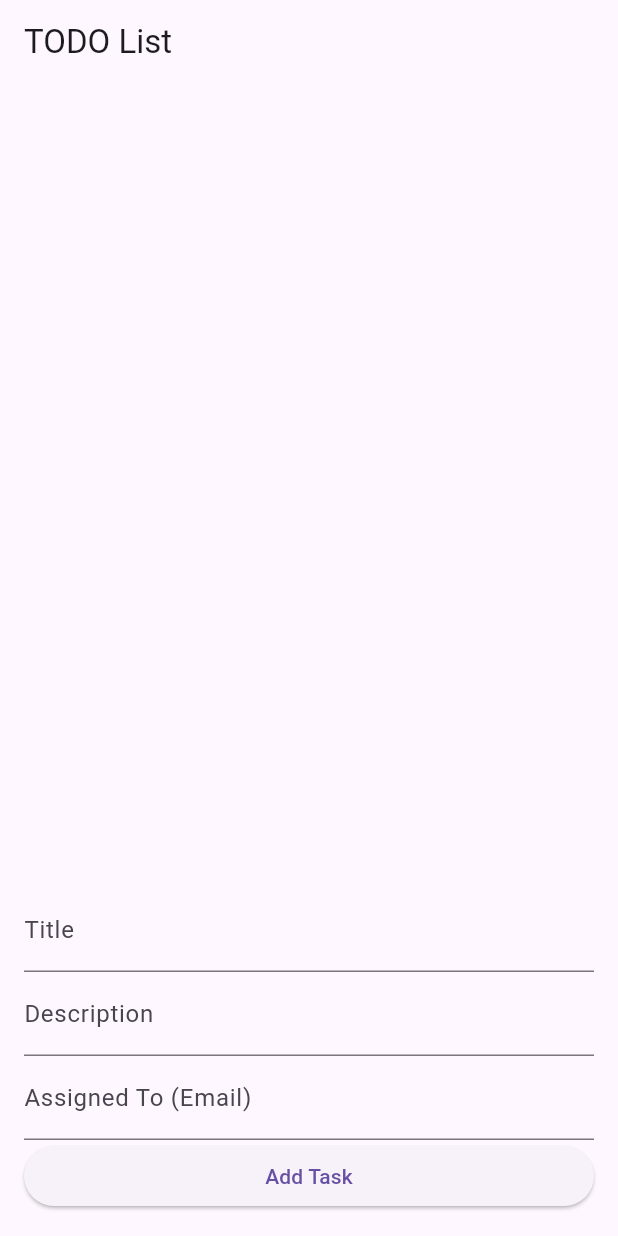
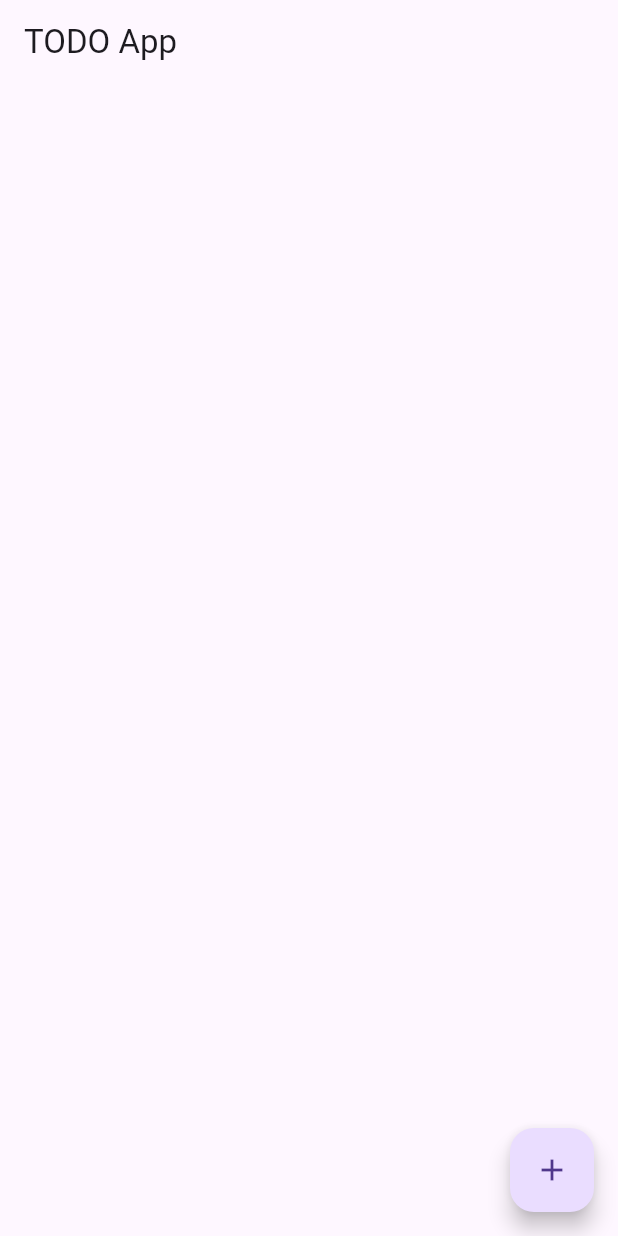
Before and after one commit to nawghare123/todo, a Flutter app: the screen it shows after launch, on a phone screen of 412 x 824 dp. Run offline on Flutter 3.47's test engine with Material 3 defaults, Android fonts, the phone set to English and light mode, and no system bars.

Commit message:
first commit

```diff
--- a/lib/main.dart
+++ b/lib/main.dart
@@ -1,12 +1,9 @@
 import 'package:flutter/material.dart';
-import 'package:firebase_core/firebase_core.dart';
 import 'package:provider/provider.dart';
 import 'package:todo_app/viewmodels/taskViewModel.dart';
 import 'package:todo_app/views/taskScreen.dart';
 
-void main() async {
-  WidgetsFlutterBinding.ensureInitialized();
-  await Firebase.initializeApp();
+void main() {
   runApp(
     ChangeNotifierProvider(
       create: (context) => TaskViewModel(),
@@ -16,6 +13,7 @@ void main() async {
           primarySwatch: Colors.blue,
         ),
         home: TaskScreen(),
+        debugShowCheckedModeBanner: false,
       ),
     ),
   );
--- a/lib/models/taskModel.dart
+++ b/lib/models/taskModel.dart
@@ -1,15 +1,7 @@
 class Task {
-  String id;
-  String title;
-  String description;
-  String createdBy;
-  String assignedTo;
+  final String id;
+  final String title;
+  final String description;
 
-  Task({
-    required this.id,
-    required this.title,
-    required this.description,
-    required this.createdBy,
-    required this.assignedTo,
-  });
+  Task({required this.id, required this.title, required this.description});
 }
--- a/lib/viewmodels/taskViewModel.dart
+++ b/lib/viewmodels/taskViewModel.dart
@@ -1,74 +1,27 @@
-import 'package:firebase_auth/firebase_auth.dart';
-import 'package:firebase_core/firebase_core.dart';
-import 'package:firebase_database/firebase_database.dart';
 import 'package:flutter/material.dart';
 import 'package:todo_app/models/taskModel.dart';
 
 class TaskViewModel extends ChangeNotifier {
-  late DatabaseReference _tasksRef;
-  late User _user;
-
   List<Task> _tasks = [];
-
-  TaskViewModel() {
-    _initialize();
-  }
-
-  Future<void> _initialize() async {
-    await Firebase.initializeApp();
-    _user = FirebaseAuth.instance.currentUser!;
-    _tasksRef = FirebaseDatabase.instance.reference().child('tasks');
-
-    _tasksRef.onChildAdded.listen((event) {
-      var data = event.snapshot.value;
-      if (data != null) {
-        var task = Task(
-          id: event.snapshot.key!,
-          title: (data['title'] ?? ''),
-          description: (data['description'] ?? '') ,
-          createdBy: (data['createdBy'] ?? '') ,
-          assignedTo: (data['assignedTo'] ?? ''),
-        );
-        _tasks.add(task);
-        notifyListeners();
-      }
-    });
-
-    _tasksRef.onChildChanged.listen((event) {
-      var index = _tasks.indexWhere((element) => element.id == event.snapshot.key);
-      var data = event.snapshot.value;
-      if (index != -1 && data != null) {
-        _tasks[index] = Task(
-          id: event.snapshot.key!,
-          title: data['title'] ?? '',
-          description: data['description'] ?? '',
-          createdBy: data['createdBy'] ?? '',
-          assignedTo: data['assignedTo'] ?? '',
-        );
-        notifyListeners();
-      }
-    });
-  }
-
-
 
   List<Task> get tasks => _tasks;
 
-  Future<void> addTask(Task task) async {
-    await _tasksRef.push().set({
-      'title': task.title,
-      'description': task.description,
-      'createdBy': _user.email,
-      'assignedTo': task.assignedTo,
-    });
+  void addTask(String title, String description) {
+    final newTask = Task(id: DateTime.now().toString(), title: title, description: description);
+    _tasks.add(newTask);
+    notifyListeners();
   }
 
-  Future<void> updateTask(Task task) async {
-    await _tasksRef.child(task.id).update({
-      'title': task.title,
-      'description': task.description,
-      'createdBy': task.createdBy,
-      'assignedTo': task.assignedTo,
-    });
+  void deleteTask(String id) {
+    _tasks.removeWhere((task) => task.id == id);
+    notifyListeners();
+  }
+  void updateTask(String id, String newTitle, String newDescription) {
+  final taskIndex = _tasks.indexWhere((task) => task.id == id);
+  if (taskIndex != -1) {
+    _tasks[taskIndex] = Task(id: id, title: newTitle, description: newDescription);
+    notifyListeners();
   }
 }
+
+}
--- a/lib/views/taskScreen.dart
+++ b/lib/views/taskScreen.dart
@@ -1,6 +1,3 @@
-
-// task_screen.dart
-import 'package:email_validator/email_validator.dart';
 import 'package:flutter/material.dart';
 import 'package:provider/provider.dart';
 import 'package:todo_app/models/taskModel.dart';
@@ -9,114 +6,130 @@ import 'package:todo_app/viewmodels/taskViewModel.dart';
 class TaskScreen extends StatelessWidget {
   @override
   Widget build(BuildContext context) {
-    print("ruchika");
     return Scaffold(
       appBar: AppBar(
-        title: Text('TODO List'),
+        title: Text('TODO App'),
       ),
-      body: Column(
-        children: [
-          Expanded(
-            child: Consumer<TaskViewModel>(
+      body: Consumer<TaskViewModel>(
         builder: (context, model, child) {
-                var tasks = model.tasks;
+          final tasks = model.tasks;
           return ListView.builder(
             itemCount: tasks.length,
             itemBuilder: (context, index) {
-                    var task = tasks[index];
+              final task = tasks[index];
               return ListTile(
                 title: Text(task.title),
                 subtitle: Text(task.description),
+                trailing: IconButton(
+                  icon: Icon(Icons.delete),
+                  onPressed: () => model.deleteTask(task.id),
+                ),
+                onTap: () => _showEditTaskDialog(context, task),
               );
             },
           );
         },
       ),
-          ),
-          TaskForm(),
-        ],
+      floatingActionButton: FloatingActionButton(
+        onPressed: () => _showAddTaskDialog(context),
+        child: Icon(Icons.add),
       ),
     );
   }
-}
 
+  void _showAddTaskDialog(BuildContext context) {
+    final TextEditingController titleController = TextEditingController();
+    final TextEditingController descriptionController = TextEditingController();
 
-class TaskForm extends StatefulWidget {
-  @override
-  _TaskFormState createState() => _TaskFormState();
-}
-
-class _TaskFormState extends State<TaskForm> {
-  final _formKey = GlobalKey<FormState>();
-  final _titleController = TextEditingController();
-  final _descriptionController = TextEditingController();
-  final _assignedToController = TextEditingController();
-
-  @override
-  Widget build(BuildContext context) {
-    print("ruchika123");
-    return Padding(
-      padding: EdgeInsets.all(16.0),
-      child: Form(
-        key: _formKey,
-        child: Column(
-          crossAxisAlignment: CrossAxisAlignment.stretch,
+    showDialog(
+      context: context,
+      builder: (context) {
+        return AlertDialog(
+          title: Text('Add New Task'),
+          content: Column(
+            mainAxisSize: MainAxisSize.min,
             children: [
-            TextFormField(
-              controller: _titleController,
+              TextField(
+                controller: titleController,
                 decoration: InputDecoration(labelText: 'Title'),
-              validator: (value) {
-                if (value == null || value.isEmpty) {
-                  return 'Please enter title';
-                }
-                return null;
-              },
               ),
-            TextFormField(
-              controller: _descriptionController,
+              TextField(
+                controller: descriptionController,
                 decoration: InputDecoration(labelText: 'Description'),
-              validator: (value) {
-                if (value == null || value.isEmpty) {
-                  return 'Please enter description';
-                }
-                return null;
-              },
-            ),
-            TextFormField(
-              controller: _assignedToController,
-              decoration: InputDecoration(labelText: 'Assigned To (Email)'),
-              validator: (value) {
-                if (value == null || value.isEmpty) {
-                  return 'Please enter email';
-                }
-                if (!EmailValidator.validate(value)) {
-                  return 'Please enter valid email';
-                }
-                return null;
-              },
-            ),
-            ElevatedButton(
-              onPressed: () {
-                if (_formKey.currentState!.validate()) {
-                  var task = Task(
-                    id: '',
-                    title: _titleController.text,
-                    description: _descriptionController.text,
-                    createdBy: '',
-                    assignedTo: _assignedToController.text,
-                  );
-                  Provider.of<TaskViewModel>(context, listen: false)
-                      .addTask(task);
-                  _titleController.clear();
-                  _descriptionController.clear();
-                  _assignedToController.clear();
-                }
-              },
-              child: Text('Add Task'),
               ),
             ],
           ),
+          actions: [
+            TextButton(
+              onPressed: () {
+                Navigator.of(context).pop();
+              },
+              child: Text('Cancel'),
             ),
+            TextButton(
+              onPressed: () {
+                final title = titleController.text;
+                final description = descriptionController.text;
+                if (title.isNotEmpty && description.isNotEmpty) {
+                  Provider.of<TaskViewModel>(context, listen: false).addTask(title, description);
+                  Navigator.of(context).pop();
+                } else {
+                  ScaffoldMessenger.of(context).showSnackBar(SnackBar(content: Text('Please enter title and description')));
+                }
+              },
+              child: Text('Add'),
+            ),
+          ],
+        );
+      },
+    );
+  }
+
+  void _showEditTaskDialog(BuildContext context, Task task) {
+    final TextEditingController titleController = TextEditingController(text: task.title);
+    final TextEditingController descriptionController = TextEditingController(text: task.description);
+
+    showDialog(
+      context: context,
+      builder: (context) {
+        return AlertDialog(
+          title: Text('Edit Task'),
+          content: Column(
+            mainAxisSize: MainAxisSize.min,
+            children: [
+              TextField(
+                controller: titleController,
+                decoration: InputDecoration(labelText: 'Title'),
+              ),
+              TextField(
+                controller: descriptionController,
+                decoration: InputDecoration(labelText: 'Description'),
+              ),
+            ],
+          ),
+          actions: [
+            TextButton(
+              onPressed: () {
+                Navigator.of(context).pop();
+              },
+              child: Text('Cancel'),
+            ),
+            TextButton(
+              onPressed: () {
+                final title = titleController.text;
+                final description = descriptionController.text;
+                if (title.isNotEmpty && description.isNotEmpty) {
+                  Provider.of<TaskViewModel>(context, listen: false).updateTask(task.id, title, description);
+                  Navigator.of(context).pop();
+                } else {
+                  ScaffoldMessenger.of(context).showSnackBar(SnackBar(content: Text('Please enter title and description')));
+                }
+              },
+              child: Text('Save'),
+            ),
+          ],
+        );
+      },
     );
   }
 }
```
Lines whose indentation alone changed are shown as unchanged.
